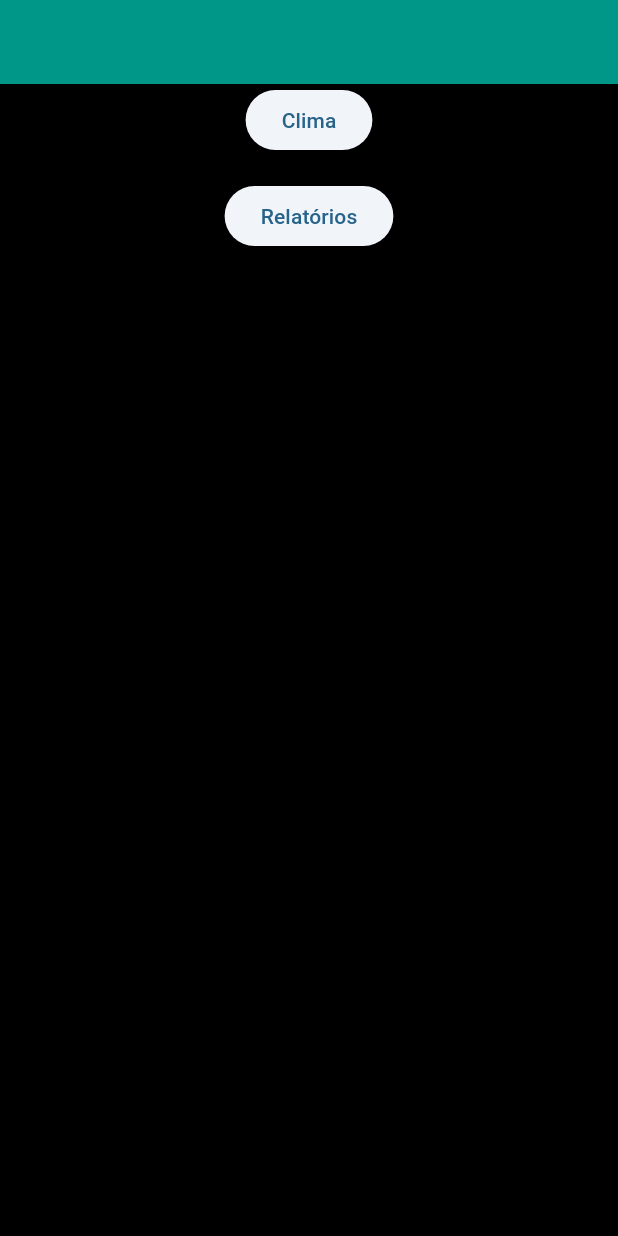
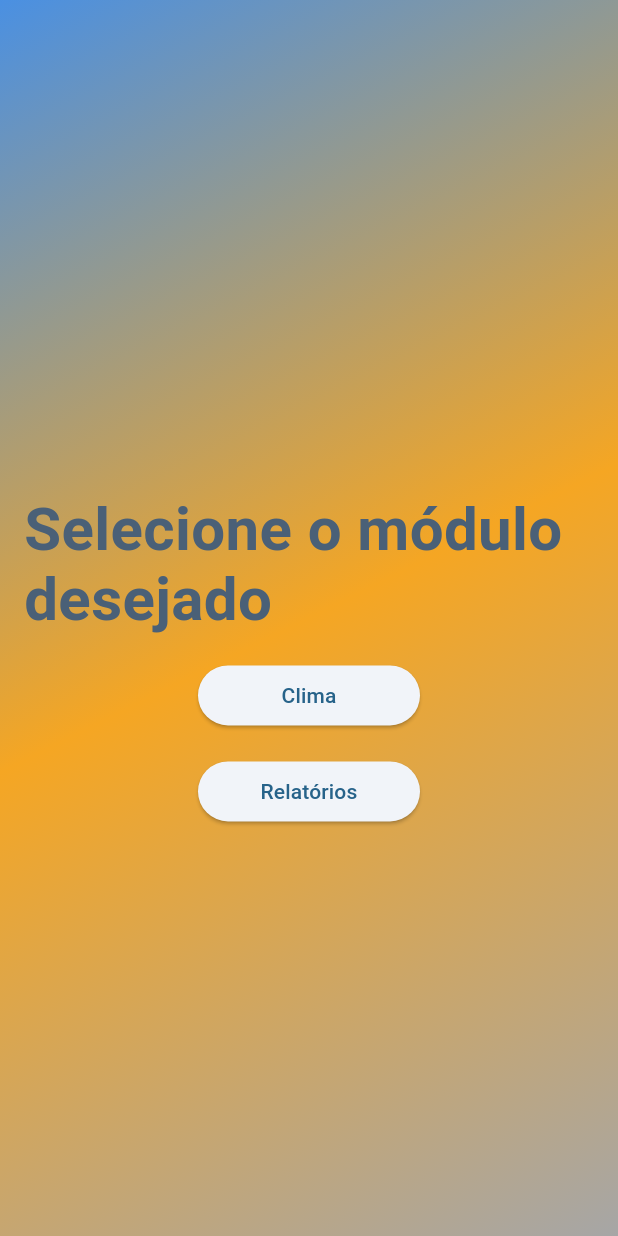
Before and after one commit to IuriSum/WEATHER_APP, a Flutter app: the screen it shows after launch, on a phone screen of 412 x 824 dp. Run offline on Flutter 3.47's test engine with Material 3 defaults, Android fonts, the phone set to English and light mode, and no system bars; our stand-ins replace flutter_mobx, flutter_modular, hive, hive_flutter, loading_animation_widget, mobx; accounts and stored records are empty; generated files the repository leaves out were written again.

Commit message:
Home Page

```diff
--- /dev/null
+++ b/lib/features/constants/colors.dart
@@ -0,0 +1,10 @@
+import 'package:flutter/material.dart';
+
+const Color SKY_BLUE = Color(0xFF4A90E2);       // Sky Blue
+const Color SUNSHINE_YELLOW = Color(0xFFF5A623); // Sunshine Yellow
+const Color CLOUD_GRAY = Color(0xFFA6A6A6);      // Cloud Gray
+const Color RAINY_BLUE = Color(0xFF4A6077);      // Rainy Blue
+const Color STORMY_DARK = Color(0xFF2A3D45);     // Stormy Dark
+const Color SNOW_WHITE = Color(0xFFF0F4F8);      // Snow White
+const Color TWILIGHT_PURPLE = Color(0xFF5F4B8B); // Twilight Purple
+const Color WIND_GREEN = Color(0xFF7BAF9E);      // Wind Green
--- a/lib/main.dart
+++ b/lib/main.dart
@@ -31,6 +31,7 @@ class MyApp extends StatelessWidget {
           useMaterial3: true,
         ),
         routerConfig: Modular.routerConfig,
+        debugShowCheckedModeBanner: false,
       ),
     );
   }
--- a/lib/services/modular_service.dart
+++ b/lib/services/modular_service.dart
@@ -1,3 +1,4 @@
+import 'package:flutter/material.dart';
 import 'package:flutter_modular/flutter_modular.dart';
 import 'package:weather_forecast/features/constants/routing_consts.dart';
 import 'package:weather_forecast/views/climate_page.dart';
@@ -5,6 +6,7 @@ import 'package:weather_forecast/views/home.dart';
 import 'package:weather_forecast/views/report_page.dart';
 
 class AppModule extends Module {
+
   @override
   void binds(i) {}
 
--- a/lib/views/home.dart
+++ b/lib/views/home.dart
@@ -1,10 +1,12 @@
 
 import 'package:flutter/material.dart';
 import 'package:flutter_modular/flutter_modular.dart';
+import 'package:weather_forecast/features/constants/colors.dart';
 import 'package:weather_forecast/features/constants/routing_consts.dart';
 
-class _MyHomePageState extends State<MyHomePage> with TickerProviderStateMixin{
+class MyHomePage extends StatelessWidget {
 
+  const MyHomePage({super.key});
 
   @override
   Widget build(BuildContext context) {
@@ -13,22 +15,61 @@ class _MyHomePageState extends State<MyHomePage> with TickerProviderStateMixin{
 
     return Scaffold(
       appBar: AppBar(
-        backgroundColor: Colors.teal,
+        forceMaterialTransparency: true,
       ),
-      backgroundColor: Colors.black,
-      body: SizedBox(
+      extendBodyBehindAppBar: true,
+      body: Container(
         width: width,
+        height: height,
+        decoration: BoxDecoration(
+          gradient: LinearGradient(
+            begin: Alignment.topLeft,
+            end: Alignment.bottomRight,
+            colors: [
+              SKY_BLUE,
+              SUNSHINE_YELLOW,
+              CLOUD_GRAY,
+            ],
+          )
+        ),
         child: Column(
           mainAxisSize: MainAxisSize.min,
           children: [
+            SizedBox(
+              height: height*0.4,
+            ),
+            Container(
+              margin: EdgeInsets.fromLTRB(16, 0, 16, 16),
+              child: Text(
+                "Selecione o módulo desejado",
+                style: TextStyle(
+                  fontSize: 40,
+                  color: RAINY_BLUE,
+                  fontWeight: FontWeight.w600,
+                  height: 0
+                ),
+              ),
+            ),
             ElevatedButton(
               onPressed: ()=> Modular.to.pushNamed(CLIMATE),
-              child: Text("Clima"),
+              child: SizedBox(
+                width: 100,
+                child: Text(
+                  "Clima",
+                  textAlign: TextAlign.center,
+                )
+                ),
             ),
             SizedBox(height: 16,),
             ElevatedButton(
               onPressed: ()=> Modular.to.pushNamed(REPORT),
-              child: Text("Relatórios"),
+              child: SizedBox(
+                width: 100,
+                child: Text(
+                  "Relatórios",
+                  textAlign: TextAlign.center,
+                )
+              ),
             ),
           ],
         ),
@@ -36,11 +77,3 @@ class _MyHomePageState extends State<MyHomePage> with TickerProviderStateMixin{
     );
   }
 }
-
-class MyHomePage extends StatefulWidget {
-  const MyHomePage({super.key});
-
-
-  @override
-  State<MyHomePage> createState() => _MyHomePageState();
-}
```
Also changed, not shown: lib/views/report_page.dart (+30 -5 lines).
